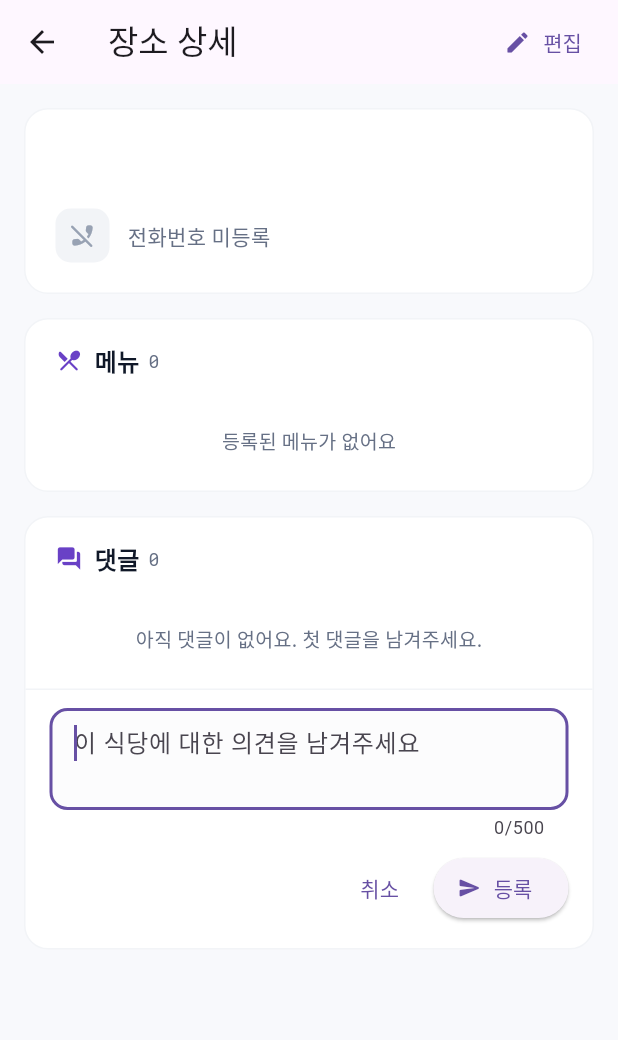
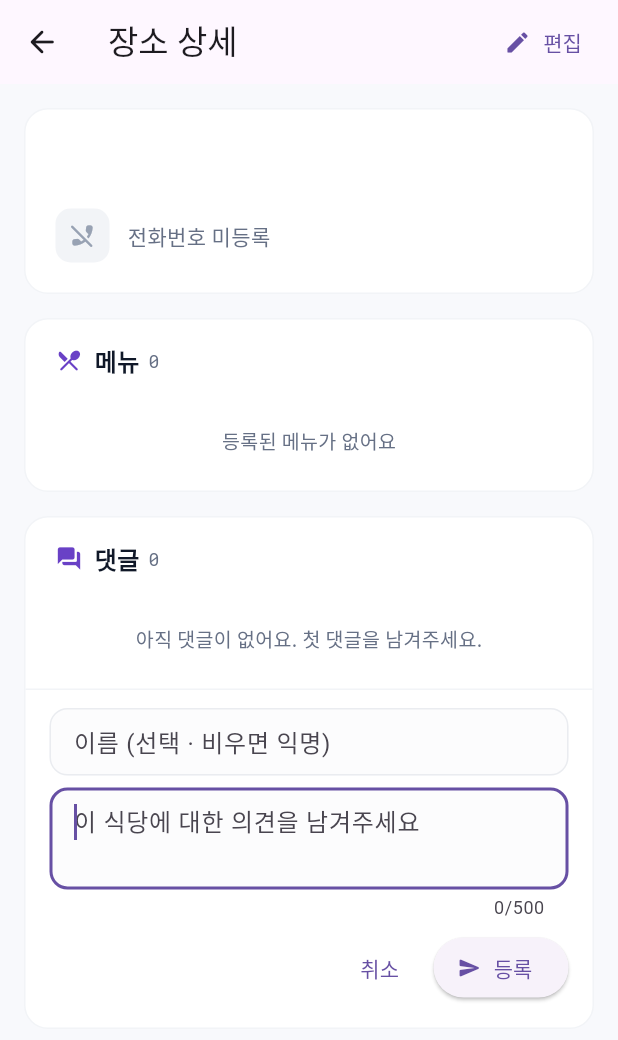
Before and after one commit to swpark3179/lunch-map, a Flutter app: the LocationDetailScreen screen opened directly with empty values, after a tap on "댓글 작성", on a phone screen of 412 x 824 dp. Shown: the top 1040 px of the screen. Run offline on Flutter 3.47's test engine with Material 3 defaults, Android fonts, the phone set to English and light mode, and no system bars; our stand-ins replace flutter_dotenv, flutter_riverpod, geolocator, go_router, google_fonts, supabase_flutter; missing offline and left inert: flutter_naver_map; accounts and stored records are empty.

Commit message:
feat(detail): 댓글 작성/수정, 뒤로가기, 전화 연결 개선
- 댓글: 이름 입력(선택) 지원, 인라인 수정 가능, "(수정됨)" 표시
- DB: location_comments.updated_at 컬럼 + 자동 갱신 트리거 추가 (migration 004)
- 상세 화면 AppBar 좌측에 명시적 뒤로가기 버튼 추가 (-> /locations)
- 전화 걸기: canLaunchUrl 사전 검사 제거, LaunchMode.externalApplication 사용

```diff
--- a/lib/data/models/comment.dart
+++ b/lib/data/models/comment.dart
@@ -5,6 +5,7 @@ class LocationComment {
   final String userName;
   final String body;
   final DateTime createdAt;
+  final DateTime updatedAt;
 
   const LocationComment({
     required this.id,
@@ -12,15 +13,21 @@ class LocationComment {
     required this.userName,
     required this.body,
     required this.createdAt,
+    required this.updatedAt,
   });
 
+  bool get isEdited => updatedAt.isAfter(createdAt.add(const Duration(seconds: 1)));
+
   factory LocationComment.fromJson(Map<String, dynamic> json) {
+    final createdAt = DateTime.parse(json['created_at'] as String);
+    final updatedRaw = json['updated_at'] as String?;
     return LocationComment(
       id: json['id'] as String,
       locationId: json['location_id'] as String,
       userName: (json['user_name'] as String?) ?? '익명',
       body: (json['body'] as String?) ?? '',
-      createdAt: DateTime.parse(json['created_at'] as String),
+      createdAt: createdAt,
+      updatedAt: updatedRaw != null ? DateTime.parse(updatedRaw) : createdAt,
     );
   }
 }
--- a/lib/data/services/menu_service.dart
+++ b/lib/data/services/menu_service.dart
@@ -85,9 +85,28 @@ class CommentService {
         .from(_table)
         .insert({
           'location_id': locationId,
-          'user_name': userName.isEmpty ? '익명' : userName,
+          'user_name': userName.trim().isEmpty ? '익명' : userName.trim(),
           'body': body,
         })
+        .select()
+        .single();
+    return LocationComment.fromJson(row);
+  }
+
+  static Future<LocationComment> update(
+    String id, {
+    String? userName,
+    String? body,
+  }) async {
+    final patch = <String, dynamic>{};
+    if (userName != null) {
+      patch['user_name'] = userName.trim().isEmpty ? '익명' : userName.trim();
+    }
+    if (body != null) patch['body'] = body;
+    final row = await _client
+        .from(_table)
+        .update(patch)
+        .eq('id', id)
         .select()
         .single();
     return LocationComment.fromJson(row);
--- a/lib/features/location_detail/detail_sections.dart
+++ b/lib/features/location_detail/detail_sections.dart
@@ -408,12 +408,15 @@ class _CommentListSectionState extends State<CommentListSection> {
   late Future<List<LocationComment>> _future =
       CommentService.getByLocation(widget.locationId);
 
+  final _nameController = TextEditingController();
   final _textController = TextEditingController();
   bool _composing = false;
   bool _submitting = false;
+  String? _editingId;
 
   @override
   void dispose() {
+    _nameController.dispose();
     _textController.dispose();
     super.dispose();
   }
@@ -424,18 +427,56 @@ class _CommentListSectionState extends State<CommentListSection> {
     });
   }
 
+  void _startCompose() {
+    setState(() {
+      _editingId = null;
+      _nameController.clear();
+      _textController.clear();
+      _composing = true;
+    });
+  }
+
+  void _startEdit(LocationComment c) {
+    setState(() {
+      _editingId = c.id;
+      _nameController.text = c.userName;
+      _textController.text = c.body;
+      _composing = true;
+    });
+  }
+
+  void _cancelCompose() {
+    setState(() {
+      _editingId = null;
+      _nameController.clear();
+      _textController.clear();
+      _composing = false;
+    });
+  }
+
   Future<void> _submit() async {
     final body = _textController.text.trim();
     if (body.isEmpty) return;
+    final name = _nameController.text.trim();
     setState(() => _submitting = true);
     try {
+      if (_editingId != null) {
+        await CommentService.update(
+          _editingId!,
+          userName: name,
+          body: body,
+        );
+      } else {
         await CommentService.add(
           locationId: widget.locationId,
-        userName: '익명',
+          userName: name,
           body: body,
         );
+      }
+      _nameController.clear();
       _textController.clear();
       setState(() {
+        _editingId = null;
         _composing = false;
         _submitting = false;
         _future = CommentService.getByLocation(widget.locationId);
@@ -444,7 +485,7 @@ class _CommentListSectionState extends State<CommentListSection> {
       setState(() => _submitting = false);
       if (!mounted) return;
       ScaffoldMessenger.of(context).showSnackBar(
-        SnackBar(content: Text('댓글 등록 실패: $e')),
+        SnackBar(content: Text('댓글 저장 실패: $e')),
       );
     }
   }
@@ -510,6 +551,7 @@ class _CommentListSectionState extends State<CommentListSection> {
                     comment: comments[i],
                     showDivider: i != comments.length - 1,
                     editMode: widget.editMode,
+                    onEdit: () => _startEdit(comments[i]),
                     onDelete: () => _delete(comments[i]),
                   ),
               const Divider(height: 1, color: OpusColors.gray100),
@@ -517,16 +559,15 @@ class _CommentListSectionState extends State<CommentListSection> {
                 padding: const EdgeInsets.fromLTRB(16, 12, 16, 16),
                 child: _composing
                     ? _Composer(
-                        controller: _textController,
+                        nameController: _nameController,
+                        bodyController: _textController,
                         submitting: _submitting,
-                        onCancel: () {
-                          _textController.clear();
-                          setState(() => _composing = false);
-                        },
+                        isEditing: _editingId != null,
+                        onCancel: _cancelCompose,
                         onSubmit: _submit,
                       )
                     : OutlinedButton.icon(
-                        onPressed: () => setState(() => _composing = true),
+                        onPressed: _startCompose,
                         style: OutlinedButton.styleFrom(
                           foregroundColor: OpusColors.purple700,
                           backgroundColor: Colors.white,
@@ -549,12 +590,14 @@ class _CommentTile extends StatelessWidget {
   final LocationComment comment;
   final bool showDivider;
   final bool editMode;
+  final VoidCallback onEdit;
   final VoidCallback onDelete;
 
   const _CommentTile({
     required this.comment,
     required this.showDivider,
     required this.editMode,
+    required this.onEdit,
     required this.onDelete,
   });
 
@@ -596,12 +639,15 @@ class _CommentTile extends StatelessWidget {
               children: [
                 Row(
                   children: [
-                    Text(
+                    Flexible(
+                      child: Text(
                         comment.userName,
                         style: GoogleFonts.notoSansKr(
                           fontSize: 13,
                           fontWeight: FontWeight.w600,
                           color: OpusColors.gray900,
+                        ),
+                        overflow: TextOverflow.ellipsis,
                       ),
                     ),
                     const SizedBox(width: 8),
@@ -612,6 +658,16 @@ class _CommentTile extends StatelessWidget {
                         color: OpusColors.gray400,
                       ),
                     ),
+                    if (comment.isEdited) ...[
+                      const SizedBox(width: 6),
+                      Text(
+                        '(수정됨)',
+                        style: GoogleFonts.notoSansKr(
+                          fontSize: 11,
+                          color: OpusColors.gray400,
+                        ),
+                      ),
+                    ],
                   ],
                 ),
                 const SizedBox(height: 2),
@@ -626,7 +682,15 @@ class _CommentTile extends StatelessWidget {
               ],
             ),
           ),
-          if (editMode)
+          if (editMode) ...[
+            IconButton(
+              tooltip: '댓글 수정',
+              onPressed: onEdit,
+              icon: const Icon(Icons.edit_rounded, size: 16),
+              color: OpusColors.gray500,
+              padding: EdgeInsets.zero,
+              constraints: const BoxConstraints(minWidth: 32, minHeight: 32),
+            ),
             IconButton(
               tooltip: '댓글 삭제',
               onPressed: onDelete,
@@ -635,6 +699,7 @@ class _CommentTile extends StatelessWidget {
               padding: EdgeInsets.zero,
               constraints: const BoxConstraints(minWidth: 32, minHeight: 32),
             ),
+          ],
         ],
       ),
     );
@@ -651,17 +716,26 @@ class _CommentTile extends StatelessWidget {
 }
 
 class _Composer extends StatelessWidget {
-  final TextEditingController controller;
+  final TextEditingController nameController;
+  final TextEditingController bodyController;
   final bool submitting;
+  final bool isEditing;
   final VoidCallback onCancel;
   final VoidCallback onSubmit;
 
   const _Composer({
-    required this.controller,
+    required this.nameController,
+    required this.bodyController,
     required this.submitting,
+    required this.isEditing,
     required this.onCancel,
     required this.onSubmit,
   });
+
+  OutlineInputBorder _border() => OutlineInputBorder(
+        borderRadius: BorderRadius.circular(12),
+        borderSide: const BorderSide(color: OpusColors.gray200),
+      );
 
   @override
   Widget build(BuildContext context) {
@@ -669,8 +743,25 @@ class _Composer extends StatelessWidget {
       crossAxisAlignment: CrossAxisAlignment.stretch,
       children: [
         TextField(
-          controller: controller,
-          autofocus: true,
+          controller: nameController,
+          maxLength: 20,
+          textInputAction: TextInputAction.next,
+          decoration: InputDecoration(
+            hintText: '이름 (선택 · 비우면 익명)',
+            filled: true,
+            fillColor: OpusColors.gray25,
+            counterText: '',
+            isDense: true,
+            contentPadding:
+                const EdgeInsets.symmetric(horizontal: 12, vertical: 10),
+            border: _border(),
+            enabledBorder: _border(),
+          ),
+        ),
+        const SizedBox(height: 8),
+        TextField(
+          controller: bodyController,
+          autofocus: !isEditing,
           maxLines: 3,
           minLines: 2,
           maxLength: 500,
@@ -681,14 +772,8 @@ class _Composer extends StatelessWidget {
             fillColor: OpusColors.gray25,
             contentPadding:
                 const EdgeInsets.symmetric(horizontal: 12, vertical: 10),
-            border: OutlineInputBorder(
-              borderRadius: BorderRadius.circular(12),
-              borderSide: const BorderSide(color: OpusColors.gray200),
-            ),
-            enabledBorder: OutlineInputBorder(
-              borderRadius: BorderRadius.circular(12),
-              borderSide: const BorderSide(color: OpusColors.gray200),
-            ),
+            border: _border(),
+            enabledBorder: _border(),
           ),
         ),
         const SizedBox(height: 8),
@@ -709,8 +794,9 @@ class _Composer extends StatelessWidget {
                       child: CircularProgressIndicator(
                           strokeWidth: 2, color: Colors.white),
                     )
-                  : const Icon(Icons.send_rounded, size: 16),
-              label: const Text('등록'),
+                  : Icon(isEditing ? Icons.check_rounded : Icons.send_rounded,
+                      size: 16),
+              label: Text(isEditing ? '저장' : '등록'),
             ),
           ],
         ),
--- a/lib/features/location_detail/location_detail_screen.dart
+++ b/lib/features/location_detail/location_detail_screen.dart
@@ -123,13 +123,24 @@ class _LocationDetailScreenState extends ConsumerState<LocationDetailScreen> {
   Future<void> _callPhone(String phone) async {
     final digits = phone.replaceAll(RegExp(r'[^0-9+]'), '');
     if (digits.isEmpty) return;
-    final uri = Uri(scheme: 'tel', path: digits);
-    if (await canLaunchUrl(uri)) {
-      await launchUrl(uri);
-    } else if (mounted) {
-      ScaffoldMessenger.of(context).showSnackBar(
-        const SnackBar(content: Text('전화 앱을 열 수 없습니다')),
+    final uri = Uri.parse('tel:$digits');
+    final messenger = ScaffoldMessenger.of(context);
+    try {
+      final ok = await launchUrl(
+        uri,
+        mode: LaunchMode.externalApplication,
       );
+      if (!ok && mounted) {
+        messenger.showSnackBar(
+          const SnackBar(content: Text('전화 앱을 열 수 없습니다')),
+        );
+      }
+    } catch (_) {
+      if (mounted) {
+        messenger.showSnackBar(
+          const SnackBar(content: Text('전화 앱을 열 수 없습니다')),
+        );
+      }
     }
   }
 
@@ -137,14 +148,20 @@ class _LocationDetailScreenState extends ConsumerState<LocationDetailScreen> {
   Widget build(BuildContext context) {
     if (_isLoading) {
       return Scaffold(
-        appBar: AppBar(title: const Text('장소 상세')),
+        appBar: AppBar(
+          leading: const _BackToListButton(),
+          title: const Text('장소 상세'),
+        ),
         body: const Center(child: CircularProgressIndicator()),
       );
     }
 
     if (_error != null || _location == null) {
       return Scaffold(
-        appBar: AppBar(title: const Text('장소 상세')),
+        appBar: AppBar(
+          leading: const _BackToListButton(),
+          title: const Text('장소 상세'),
+        ),
         body: Center(
           child: Column(
             mainAxisSize: MainAxisSize.min,
@@ -168,6 +185,7 @@ class _LocationDetailScreenState extends ConsumerState<LocationDetailScreen> {
     return Scaffold(
       backgroundColor: OpusColors.bgCanvas,
       appBar: AppBar(
+        leading: _BackToListButton(),
         title: const Text('장소 상세'),
         actions: [
           if (_editMode)
@@ -400,3 +418,17 @@ class _EditingHeader extends StatelessWidget {
     );
   }
 }
+
+/// 상세 → 장소 목록(지도 뷰)로 이동하는 뒤로가기 버튼.
+class _BackToListButton extends StatelessWidget {
+  const _BackToListButton();
+
+  @override
+  Widget build(BuildContext context) {
+    return IconButton(
+      tooltip: '장소 목록으로',
+      icon: const Icon(Icons.arrow_back_rounded),
+      onPressed: () => context.go('/locations'),
+    );
+  }
+}
```
Also changed, not shown: 1 other file. Lines whose indentation alone changed are shown as unchanged.
